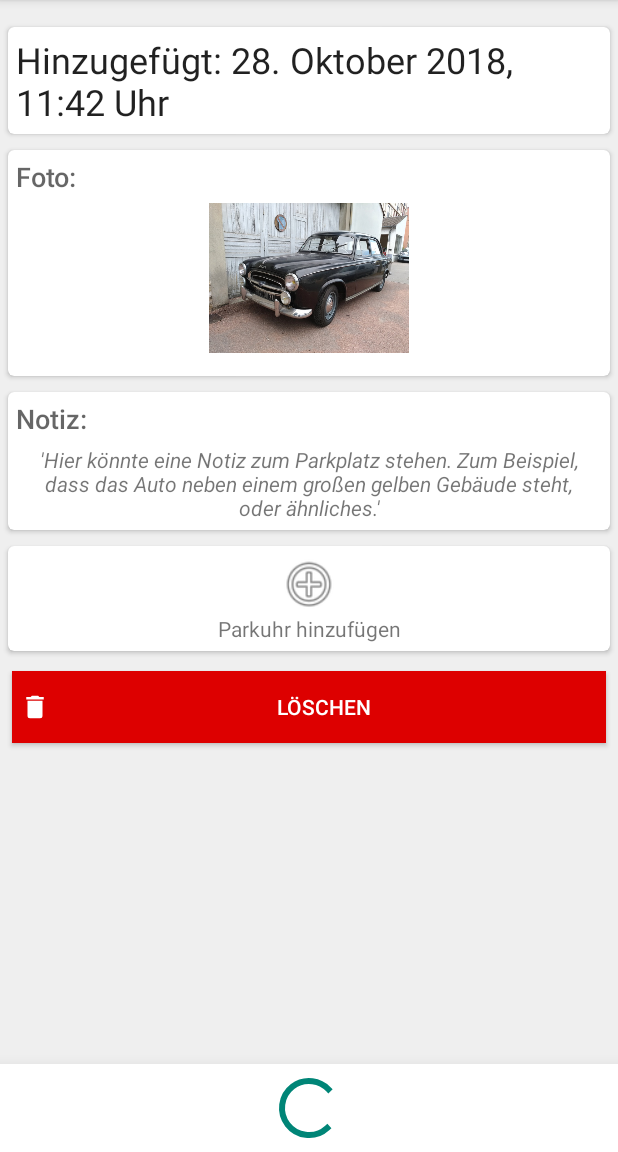
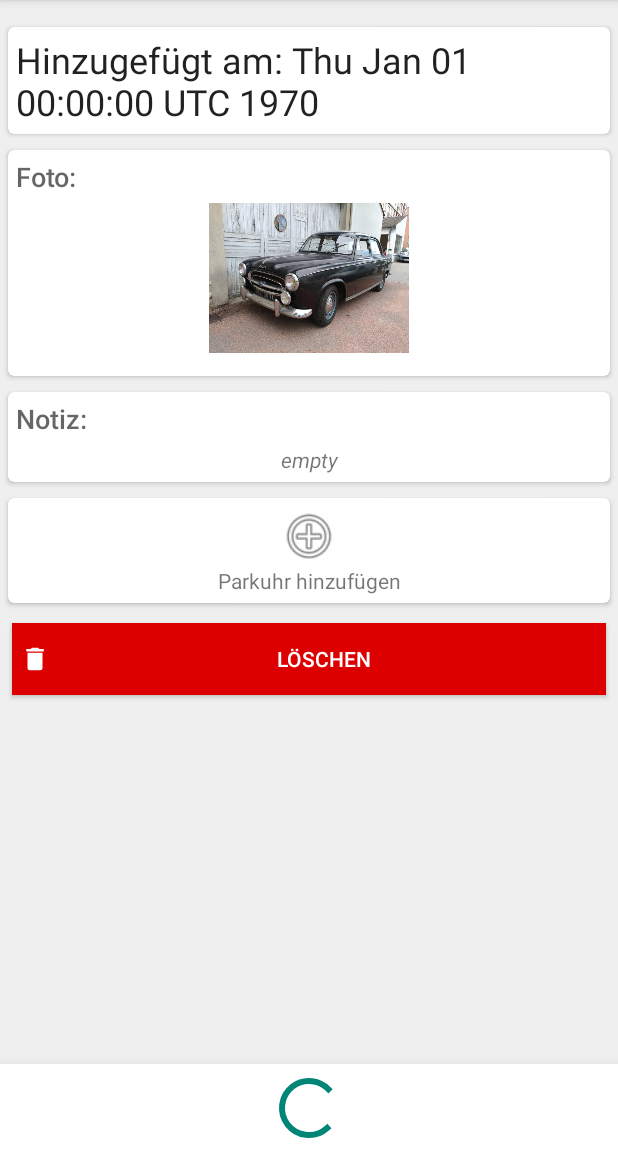
Before and after one commit to cjmoeller/carfinder, an Android app: the fragment ExistingParkingSpotFragment placed in its activity, on a phone screen of 412 x 824 dp, the part 84-1236 px from its top. Run offline under Robolectric (Android 15) with nearby library versions, the phone set to English and light mode, and no system bars; our stand-ins replace Room's generated code.

Commit message:
DetailsFragment

```diff
--- a/app/src/main/java/de/uni_oldenburg/carfinder/fragments/DetailsFragment.java
+++ b/app/src/main/java/de/uni_oldenburg/carfinder/fragments/DetailsFragment.java
@@ -4,13 +4,65 @@ import android.os.Bundle;
 import android.view.LayoutInflater;
 import android.view.View;
 import android.view.ViewGroup;
+import android.widget.ImageView;
+import android.widget.ScrollView;
+import android.widget.TextView;
+
+import java.util.Date;
 
 import androidx.fragment.app.Fragment;
+import androidx.lifecycle.Lifecycle;
 import de.uni_oldenburg.carfinder.R;
+import de.uni_oldenburg.carfinder.persistence.ParkingSpot;
+import de.uni_oldenburg.carfinder.util.PhotoUtils;
 
 public class DetailsFragment extends Fragment {
+
+    private ParkingSpot data;
+    private TextView addedTime;
+    private TextView notes;
+    private ImageView picture;
+    private ScrollView rootView;
+
     public View onCreateView(LayoutInflater inflater, ViewGroup container,
                              Bundle savedInstanceState) {
-        return inflater.inflate(R.layout.fragment_details, container);
+        rootView = (ScrollView) inflater.inflate(R.layout.fragment_details, container);
+        return rootView;
     }
+
+    @Override
+    public void onViewCreated(View view, Bundle savedInstanceState) {
+        this.initUI();
+        super.onViewCreated(view, savedInstanceState);
+    }
+
+
+    /**
+     * Sets the parking spot data to display
+     *
+     * @param data
+     */
+    public void setData(ParkingSpot data) {
+        if (this.getLifecycle().getCurrentState().isAtLeast(Lifecycle.State.CREATED)) {
+            this.data = data;
+            Date currentDate = new Date(data.getTimestamp());
+            this.addedTime.setText("Hinzugefügt am: " + currentDate.toString());
+            this.notes.setText(data.getDescription());
+
+            this.picture.post(() -> {
+                if (data.getImageLocation() != null) //TODO: check if image exists
+                    PhotoUtils.loadFileIntoImageView(DetailsFragment.this.picture, data.getImageLocation());
+            });
+
+
+        }
+    }
+
+    private void initUI() {
+        this.addedTime = rootView.findViewById(R.id.detailsTimeAdded);
+        this.picture = rootView.findViewById(R.id.detailsPicture);
+        this.notes = rootView.findViewById(R.id.detailsNote);
+
+    }
+
 }
--- a/app/src/main/java/de/uni_oldenburg/carfinder/fragments/ExistingParkingSpotFragment.java
+++ b/app/src/main/java/de/uni_oldenburg/carfinder/fragments/ExistingParkingSpotFragment.java
@@ -14,6 +14,9 @@ import org.w3c.dom.Text;
 import java.util.List;
 
 import androidx.fragment.app.Fragment;
+import androidx.lifecycle.Lifecycle;
+import androidx.lifecycle.LifecycleObserver;
+import androidx.lifecycle.OnLifecycleEvent;
 import androidx.lifecycle.ViewModelProviders;
 import de.uni_oldenburg.carfinder.R;
 import de.uni_oldenburg.carfinder.persistence.ParkingSpot;
@@ -24,8 +27,6 @@ public class ExistingParkingSpotFragment extends Fragment {
 
     private DetailsFragment details;
 
-    private ParkingSpot parkingSpot;
-
     private TextView existingName;
     private TextView existingAddress;
     private MainViewModel viewModel;
@@ -35,17 +36,16 @@ public class ExistingParkingSpotFragment extends Fragment {
     public View onCreateView(LayoutInflater inflater, ViewGroup container,
                              Bundle savedInstanceState) {
         viewModel = ViewModelProviders.of(getActivity()).get(MainViewModel.class);
-        parkingSpot = viewModel.getParkingSpot();
-
         return inflater.inflate(R.layout.fragment_existing, container, false);
     }
 
     @Override
     public void onStart() {
+        super.onStart();
+        initializeUI();
 
-        initializeUI();
-        super.onStart();
     }
+
 
     private void initializeUI() {
         List<Fragment> children = getChildFragmentManager().getFragments();
@@ -54,6 +54,15 @@ public class ExistingParkingSpotFragment extends Fragment {
                 details = (DetailsFragment) f;
             }
         }
+
+        details.getLifecycle().addObserver(new LifecycleObserver() {
+            @OnLifecycleEvent(Lifecycle.Event.ON_CREATE)
+            public void detailsFragmentStarted() {
+                details.setData(ExistingParkingSpotFragment.this.viewModel.getParkingSpot());
+
+            }
+        });
+
 
         existingName = getActivity().findViewById(R.id.existingName);
         existingAddress = getActivity().findViewById(R.id.existingAddress);
@@ -66,7 +75,7 @@ public class ExistingParkingSpotFragment extends Fragment {
             startActivity(mapIntent);
         });
 
-        existingName.setText(parkingSpot.getName());
-        existingAddress.setText(parkingSpot.getAddress());
+        existingName.setText(this.viewModel.getParkingSpot().getName());
+        existingAddress.setText(this.viewModel.getParkingSpot().getAddress());
     }
 }
--- a/app/src/main/java/de/uni_oldenburg/carfinder/fragments/HistoryListFragment.java
+++ b/app/src/main/java/de/uni_oldenburg/carfinder/fragments/HistoryListFragment.java
@@ -25,7 +25,7 @@ public class HistoryListFragment extends ListFragment {
     }
 
     private Void onDataLoaded(List<ParkingSpot> data) {
-        List<HashMap<String, String>> aList = new ArrayList<HashMap<String, String>>();
+        List<HashMap<String, String>> aList = new ArrayList<>();
 
         for (ParkingSpot parkingSpot : data) {
             HashMap<String, String> hm = new HashMap<String, String>();
--- a/app/src/main/java/de/uni_oldenburg/carfinder/fragments/NewParkingSpotFragment.java
+++ b/app/src/main/java/de/uni_oldenburg/carfinder/fragments/NewParkingSpotFragment.java
@@ -76,6 +76,8 @@ public class NewParkingSpotFragment extends Fragment {
             } else {
                 this.viewModel.getParkingSpot().setCurrentlyUsed(true);
                 this.viewModel.getParkingSpot().setName(this.parkingSpotName.getText().toString());
+                this.viewModel.getParkingSpot().setDescription("Hier könnte man implementieren, dass der Benutzer auch eine Beschreibung hinzufügen kann. Kann man machen, muss man aber nicht... Deswegen steht jetzt dieser ultrakrasse Text hier! 42");
+                this.viewModel.getParkingSpot().setTimestamp(System.currentTimeMillis());
                 ParkingSpotDatabaseManager.insertParkingSpot(this.viewModel.getParkingSpot(), getActivity());
                 Activity parentActivity = getActivity();
                 if (parentActivity instanceof MainActivity) {
--- a/app/src/main/java/de/uni_oldenburg/carfinder/persistence/ParkingSpotDatabaseManager.java
+++ b/app/src/main/java/de/uni_oldenburg/carfinder/persistence/ParkingSpotDatabaseManager.java
@@ -34,6 +34,18 @@ public class ParkingSpotDatabaseManager {
         task.execute();
     }
 
+    public static void archiveParkingSpot(final ParkingSpot parkingSpot, final Context context) {
+        AsyncTask task = new AsyncTask() {
+            @Override
+            protected Object doInBackground(Object[] objects) {
+                parkingSpot.setCurrentlyUsed(false);
+                ParkingSpotDatabaseManager.getDatabase(context).parkingSpotDao().updateParkingSpots(parkingSpot);
+                return null;
+            }
+        };
+        task.execute();
+    }
+
     public static void deleteParkingSpot(final ParkingSpot parkingSpot, final Context context) {
         AsyncTask task = new AsyncTask() {
             @Override
--- a/app/src/main/res/layout/fragment_details.xml
+++ b/app/src/main/res/layout/fragment_details.xml
@@ -60,7 +60,7 @@
 
 
                 <ImageView
-                    android:id="@+id/imageView"
+                    android:id="@+id/detailsPicture"
                     android:layout_width="match_parent"
                     android:layout_height="100dp"
                     android:layout_marginBottom="10dp"
@@ -94,7 +94,7 @@
                     android:textAppearance="@android:style/TextAppearance.DeviceDefault.Medium" />
 
                 <TextView
-                    android:id="@+id/textView11"
+                    android:id="@+id/detailsNote"
                     android:layout_width="match_parent"
                     android:layout_height="wrap_content"
                     android:layout_marginHorizontal="10dp"
```
